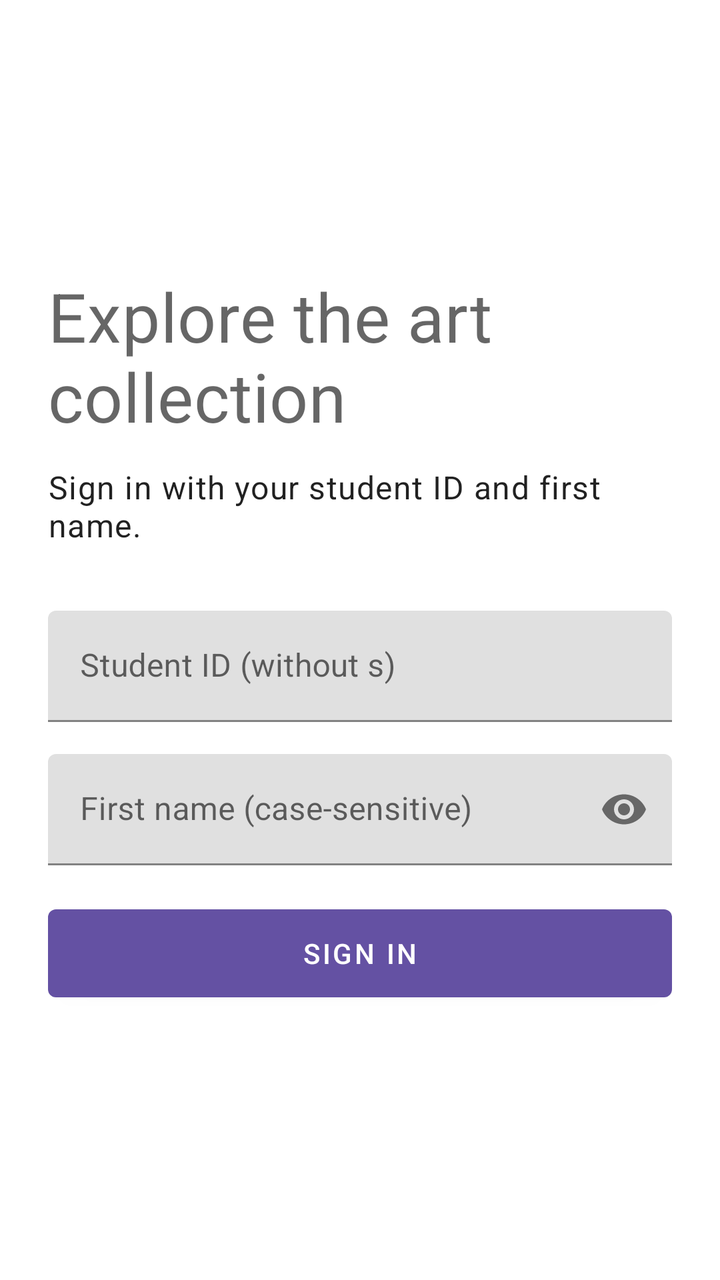
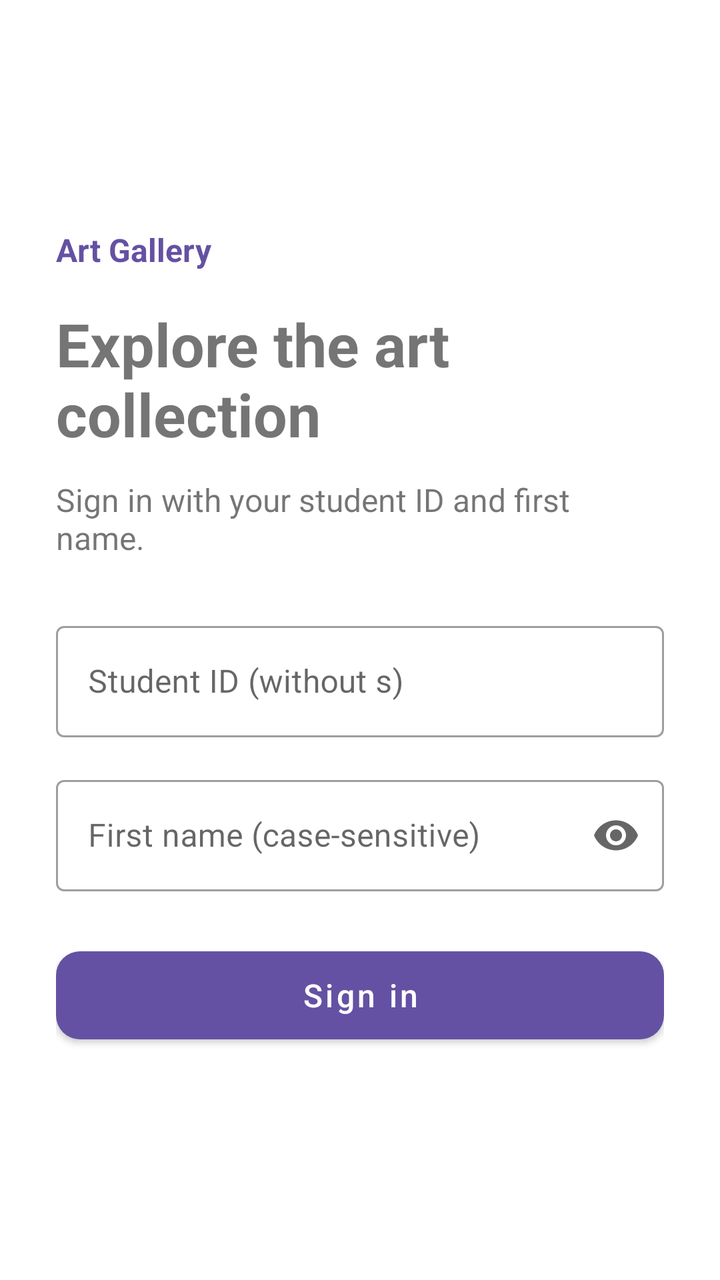

Two renders of the same Android screen: before a commit and after it. Below are the layout's source before the change and the commit's diff.
<!-- AndroidManifest.xml: application theme Theme.ArtGallery -->
<!-- res/layout/fragment_login.xml -->
<ScrollView xmlns:android="http://schemas.android.com/apk/res/android" xmlns:app="http://schemas.android.com/apk/res-auto" android:layout_width="match_parent" android:layout_height="match_parent" android:fillViewport="true">
<LinearLayout android:layout_width="match_parent" android:layout_height="wrap_content" android:orientation="vertical" android:padding="24dp" android:gravity="center_vertical">
<TextView android:layout_width="match_parent" android:layout_height="wrap_content" android:text="@string/login_title" android:textAppearance="?attr/textAppearanceHeadline4" />
<TextView android:layout_width="match_parent" android:layout_height="wrap_content" android:layout_marginTop="12dp" android:layout_marginBottom="32dp" android:text="@string/login_subtitle" android:textAppearance="?attr/textAppearanceBody1" />
<com.google.android.material.textfield.TextInputLayout android:layout_width="match_parent" android:layout_height="wrap_content" android:hint="@string/student_id">
<com.google.android.material.textfield.TextInputEditText android:id="@+id/username" android:layout_width="match_parent" android:layout_height="wrap_content" android:inputType="number" android:singleLine="true" android:autofillHints="username" />
</com.google.android.material.textfield.TextInputLayout>
<com.google.android.material.textfield.TextInputLayout android:layout_width="match_parent" android:layout_height="wrap_content" android:layout_marginTop="16dp" android:hint="@string/password" app:endIconMode="password_toggle">
<com.google.android.material.textfield.TextInputEditText android:id="@+id/password" android:layout_width="match_parent" android:layout_height="wrap_content" android:inputType="textPassword" android:singleLine="true" android:imeOptions="actionDone" android:saveEnabled="false" android:importantForAutofill="no" />
</com.google.android.material.textfield.TextInputLayout>
<TextView android:id="@+id/error" android:layout_width="match_parent" android:layout_height="wrap_content" android:layout_marginTop="16dp" android:textColor="?attr/colorError" android:accessibilityLiveRegion="polite" android:visibility="gone" />
<ProgressBar android:id="@+id/progress" android:layout_width="48dp" android:layout_height="48dp" android:layout_gravity="center" android:contentDescription="@string/loading" android:visibility="gone" />
<com.google.android.material.button.MaterialButton android:id="@+id/login" android:layout_width="match_parent" android:layout_height="wrap_content" android:minHeight="56dp" android:layout_marginTop="16dp" android:text="@string/sign_in" />
</LinearLayout></ScrollView>
<!-- resources referenced by this layout -->
<resources>
  <string name="loading">Loading…</string>
  <string name="login_subtitle">Sign in with your student ID and first name.</string>
  <string name="login_title">Explore the art collection</string>
  <string name="password">First name (case-sensitive)</string>
  <string name="sign_in">Sign in</string>
  <string name="student_id">Student ID (without s)</string>
  <style name="Theme.ArtGallery" parent="Theme.MaterialComponents.DayNight.NoActionBar">
          <item name="colorPrimary">#6451A3</item>
          <item name="colorPrimaryVariant">#49367E</item>
          <item name="colorOnPrimary">#FFFFFF</item>
          <item name="colorSecondary">#82703C</item>
      </style>
</resources>

<!-- the commit's change to res/layout/fragment_login.xml (unified diff, before → after) -->
@@ -1,14 +1,106 @@
-<ScrollView xmlns:android="http://schemas.android.com/apk/res/android" xmlns:app="http://schemas.android.com/apk/res-auto" android:layout_width="match_parent" android:layout_height="match_parent" android:fillViewport="true">
-<LinearLayout android:layout_width="match_parent" android:layout_height="wrap_content" android:orientation="vertical" android:padding="24dp" android:gravity="center_vertical">
-<TextView android:layout_width="match_parent" android:layout_height="wrap_content" android:text="@string/login_title" android:textAppearance="?attr/textAppearanceHeadline4" />
-<TextView android:layout_width="match_parent" android:layout_height="wrap_content" android:layout_marginTop="12dp" android:layout_marginBottom="32dp" android:text="@string/login_subtitle" android:textAppearance="?attr/textAppearanceBody1" />
-<com.google.android.material.textfield.TextInputLayout android:layout_width="match_parent" android:layout_height="wrap_content" android:hint="@string/student_id">
-<com.google.android.material.textfield.TextInputEditText android:id="@+id/username" android:layout_width="match_parent" android:layout_height="wrap_content" android:inputType="number" android:singleLine="true" android:autofillHints="username" />
-</com.google.android.material.textfield.TextInputLayout>
-<com.google.android.material.textfield.TextInputLayout android:layout_width="match_parent" android:layout_height="wrap_content" android:layout_marginTop="16dp" android:hint="@string/password" app:endIconMode="password_toggle">
-<com.google.android.material.textfield.TextInputEditText android:id="@+id/password" android:layout_width="match_parent" android:layout_height="wrap_content" android:inputType="textPassword" android:singleLine="true" android:imeOptions="actionDone" android:saveEnabled="false" android:importantForAutofill="no" />
-</com.google.android.material.textfield.TextInputLayout>
-<TextView android:id="@+id/error" android:layout_width="match_parent" android:layout_height="wrap_content" android:layout_marginTop="16dp" android:textColor="?attr/colorError" android:accessibilityLiveRegion="polite" android:visibility="gone" />
-<ProgressBar android:id="@+id/progress" android:layout_width="48dp" android:layout_height="48dp" android:layout_gravity="center" android:contentDescription="@string/loading" android:visibility="gone" />
-<com.google.android.material.button.MaterialButton android:id="@+id/login" android:layout_width="match_parent" android:layout_height="wrap_content" android:minHeight="56dp" android:layout_marginTop="16dp" android:text="@string/sign_in" />
-</LinearLayout></ScrollView>
+<?xml version="1.0" encoding="utf-8"?>
+<ScrollView xmlns:android="http://schemas.android.com/apk/res/android"
+    xmlns:app="http://schemas.android.com/apk/res-auto"
+    android:layout_width="match_parent"
+    android:layout_height="match_parent"
+    android:fillViewport="true">
+
+    <LinearLayout
+        android:layout_width="match_parent"
+        android:layout_height="wrap_content"
+        android:orientation="vertical"
+        android:gravity="center_vertical"
+        android:padding="28dp">
+
+        <TextView
+            android:layout_width="match_parent"
+            android:layout_height="wrap_content"
+            android:text="@string/app_name"
+            android:textSize="16sp"
+            android:textStyle="bold"
+            android:textColor="?attr/colorPrimary"
+            android:layout_marginBottom="16dp" />
+
+        <TextView
+            android:layout_width="match_parent"
+            android:layout_height="wrap_content"
+            android:text="@string/login_title"
+            android:textSize="30sp"
+            android:textStyle="bold"
+            android:layout_marginBottom="12dp" />
+
+        <TextView
+            android:layout_width="match_parent"
+            android:layout_height="wrap_content"
+            android:text="@string/login_subtitle"
+            android:textSize="16sp"
+            android:layout_marginBottom="28dp" />
+
+        <com.google.android.material.textfield.TextInputLayout
+            style="@style/Widget.MaterialComponents.TextInputLayout.OutlinedBox"
+            android:layout_width="match_parent"
+            android:layout_height="wrap_content"
+            android:hint="@string/student_id">
+
+            <com.google.android.material.textfield.TextInputEditText
+                android:id="@+id/username"
+                android:layout_width="match_parent"
+                android:layout_height="wrap_content"
+                android:inputType="number"
+                android:singleLine="true"
+                android:imeOptions="actionNext"
+                android:autofillHints="username" />
+
+        </com.google.android.material.textfield.TextInputLayout>
+
+        <com.google.android.material.textfield.TextInputLayout
+            style="@style/Widget.MaterialComponents.TextInputLayout.OutlinedBox"
+            android:layout_width="match_parent"
+            android:layout_height="wrap_content"
+            android:layout_marginTop="16dp"
+            android:hint="@string/password"
+            app:endIconMode="password_toggle">
+
+            <com.google.android.material.textfield.TextInputEditText
+                android:id="@+id/password"
+                android:layout_width="match_parent"
+                android:layout_height="wrap_content"
+                android:inputType="textPassword"
+                android:singleLine="true"
+                android:imeOptions="actionDone"
+                android:saveEnabled="false"
+                android:importantForAutofill="no" />
+
+        </com.google.android.material.textfield.TextInputLayout>
+
+        <TextView
+            android:id="@+id/error"
+            android:layout_width="match_parent"
+            android:layout_height="wrap_content"
+            android:layout_marginTop="12dp"
+            android:textColor="?attr/colorError"
+            android:accessibilityLiveRegion="polite"
+            android:visibility="gone" />
+
+        <ProgressBar
+            android:id="@+id/progress"
+            android:layout_width="40dp"
+            android:layout_height="40dp"
+            android:layout_gravity="center"
+            android:layout_marginTop="16dp"
+            android:contentDescription="@string/loading"
+            android:visibility="gone" />
+
+        <com.google.android.material.button.MaterialButton
+            android:id="@+id/login"
+            android:layout_width="match_parent"
+            android:layout_height="wrap_content"
+            android:minHeight="56dp"
+            android:layout_marginTop="24dp"
+            android:text="@string/sign_in"
+            android:textSize="16sp"
+            android:textAllCaps="false"
+            app:cornerRadius="12dp" />
+
+    </LinearLayout>
+</ScrollView>
<!-- resource entries referenced after the edit -->
@@ -1,5 +1,6 @@
 <!-- resources referenced by this layout -->
 <resources>
+  <string name="app_name">Art Gallery</string>
   <string name="loading">Loading…</string>
   <string name="login_subtitle">Sign in with your student ID and first name.</string>
   <string name="login_title">Explore the art collection</string>
